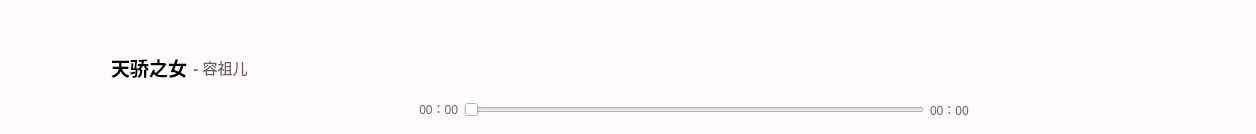
Qt form playercontrolwidget.ui (Key2209/LoMei_MusicPlayer) before a commit.
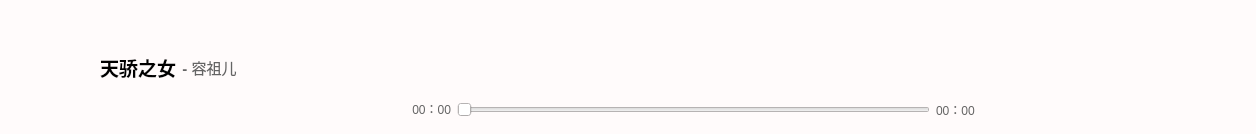
The same form after that commit. Icons and pictures are not drawn. Custom widgets are drawn as their Qt base class.

The edit to the form file:
```diff
--- a/playercontrolwidget.ui
+++ b/playercontrolwidget.ui
@@ -20,6 +20,12 @@
 </string>
   </property>
   <layout class="QGridLayout" name="gridLayout" rowstretch="1,100,1" columnstretch="1,100,1">
+   <property name="leftMargin">
+    <number>0</number>
+   </property>
+   <property name="rightMargin">
+    <number>0</number>
+   </property>
    <item row="0" column="1">
     <spacer name="verticalSpacer_4">
      <property name="orientation">
```
